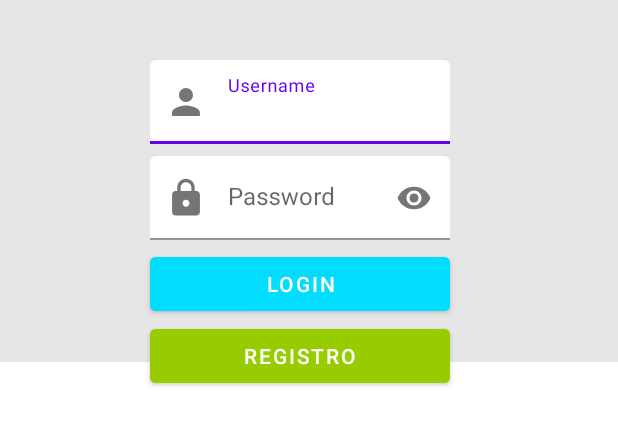
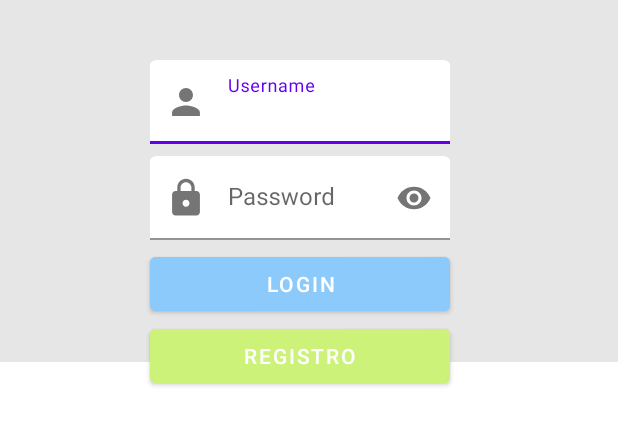
Before and after one commit to asier97am/InterfacesDesign, an Android app: the screen it shows after launch (LoginActivity), on a phone screen of 412 x 824 dp, the part 256-702 px from its top. Run offline under Robolectric (Android 15) with nearby library versions, the phone set to English and light mode, and no system bars; pictures from the network do not load.

Commit message:
sintetizar los colores del logo en los botones,status bar, etc

```diff
--- a/app/src/main/res/drawable/ic_login.xml
+++ b/app/src/main/res/drawable/ic_login.xml
@@ -3,7 +3,7 @@
     android:height="24dp"
     android:viewportWidth="24"
     android:viewportHeight="24"
-    android:tint="@color/black">
+    android:tint="@color/palmeraTronco">
   <path
       android:fillColor="@android:color/black"
       android:pathData="M12,5.9c1.16,0 2.1,0.94 2.1,2.1s-0.94,2.1 -2.1,2.1S9.9,9.16 9.9,8s0.94,-2.1 2.1,-2.1m0,9c2.97,0 6.1,1.46 6.1,2.1v1.1L5.9,18.1L5.9,17c0,-0.64 3.13,-2.1 6.1,-2.1M12,4C9.79,4 8,5.79 8,8s1.79,4 4,4 4,-1.79 4,-4 -1.79,-4 -4,-4zM12,13c-2.67,0 -8,1.34 -8,4v3h16v-3c0,-2.66 -5.33,-4 -8,-4z"/>
--- a/app/src/main/res/drawable/ic_menu_lupa_foreground.xml
+++ b/app/src/main/res/drawable/ic_menu_lupa_foreground.xml
@@ -3,7 +3,7 @@
     android:height="108dp"
     android:viewportWidth="108"
     android:viewportHeight="108"
-    android:tint="@color/black">
+    android:tint="@color/palmeraTronco">
   <group android:scaleX="3.5681012"
       android:scaleY="3.5681012"
       android:translateX="12.372152"
--- a/app/src/main/res/drawable/ic_menu_rueda_foreground.xml
+++ b/app/src/main/res/drawable/ic_menu_rueda_foreground.xml
@@ -3,7 +3,7 @@
     android:height="108dp"
     android:viewportWidth="108"
     android:viewportHeight="108"
-    android:tint="@color/black">
+    android:tint="@color/palmeraTronco">
   <group android:scaleX="3.2031817"
       android:scaleY="3.2031817"
       android:translateX="15.561818"
--- a/app/src/main/res/values/colors.xml
+++ b/app/src/main/res/values/colors.xml
@@ -13,5 +13,13 @@
     <color name="bolt2">#2C3540</color>
     <color name="bolt3">#F2B035</color>
     <color name="bolt4">#F2845C</color>
-    <color name="transparent">#00FFFFFF</color>
+
+    <color name="palmeraTronco">#BF5E3B</color>
+    <color name="palmeraHoja">#CCF279</color>
+    <color name="palmeraHojaOscura">#A9D941</color>
+    <color name="arenaOscura">#F2C791</color>
+    <color name="arenaClara">#FEE7C9</color>
+    <color name="mar">#8DCAFC</color>
+
+
 </resources>
--- a/app/src/main/res/values/styles.xml
+++ b/app/src/main/res/values/styles.xml
@@ -5,7 +5,7 @@
         <item name="android:layout_width">0dp</item>
         <item name="android:layout_height">wrap_content</item>
 
-        <item name="android:backgroundTint">@android:color/holo_green_light</item>
+        <item name="android:backgroundTint">@color/palmeraHoja</item>
         <item name="android:textColor">@android:color/white</item>
     </style>
 
@@ -13,7 +13,7 @@
         <item name="android:layout_width">0dp</item>
         <item name="android:layout_height">wrap_content</item>
         <item name="android:layout_marginTop">5dp</item>
-        <item name="android:backgroundTint">@android:color/holo_blue_bright</item>
+        <item name="android:backgroundTint">@color/mar</item>
         <item name="android:textColor">@android:color/white</item>
     </style>
 
--- a/app/src/main/res/values/themes.xml
+++ b/app/src/main/res/values/themes.xml
@@ -10,7 +10,7 @@
         <item name="colorSecondaryVariant">@color/teal_700</item>
         <item name="colorOnSecondary">@color/black</item>
         <!-- Status bar color. -->
-        <item name="android:statusBarColor">@color/bolt3</item>
+        <item name="android:statusBarColor">@color/arenaOscura</item>
         <!-- Customize your theme here. -->
     </style>
     <style name="NoActionTheme" parent="Theme.AppCompat.DayNight">
@@ -19,8 +19,8 @@
 
     <style name="ActionTheme" parent="Theme.MaterialComponents.DayNight">
 
-        <item name="android:statusBarColor">@color/bolt3</item>
-        <item name="android:textColorPrimary">@color/black</item>
+        <item name="android:statusBarColor">@color/arenaOscura</item>
+        <item name="android:textColorPrimary">@color/palmeraTronco</item>
 
         <item name="actionBarStyle">@style/MyActionBar</item>
 
@@ -28,7 +28,7 @@
 
     </style>
     <style name="MyActionBar" parent="Widget.MaterialComponents.Light.ActionBar.Solid" >
-        <item name="background">@color/bolt</item>
+        <item name="background">@color/arenaClara</item>
 
 
     </style>
```
Also changed, not shown: 1 other file.
